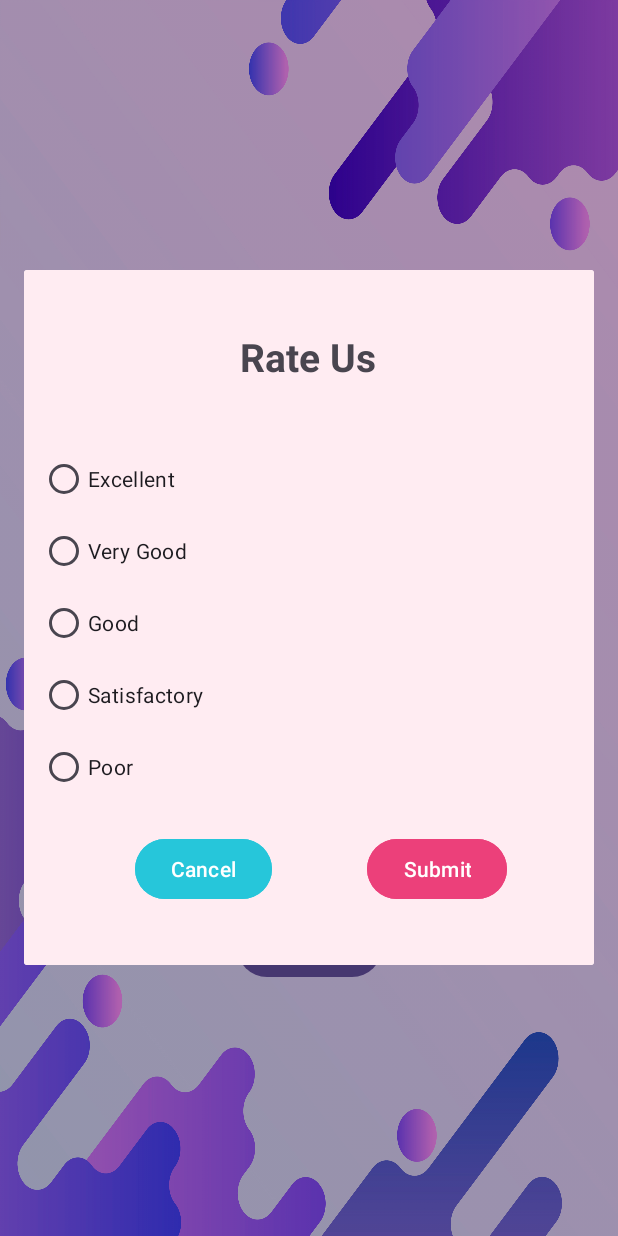
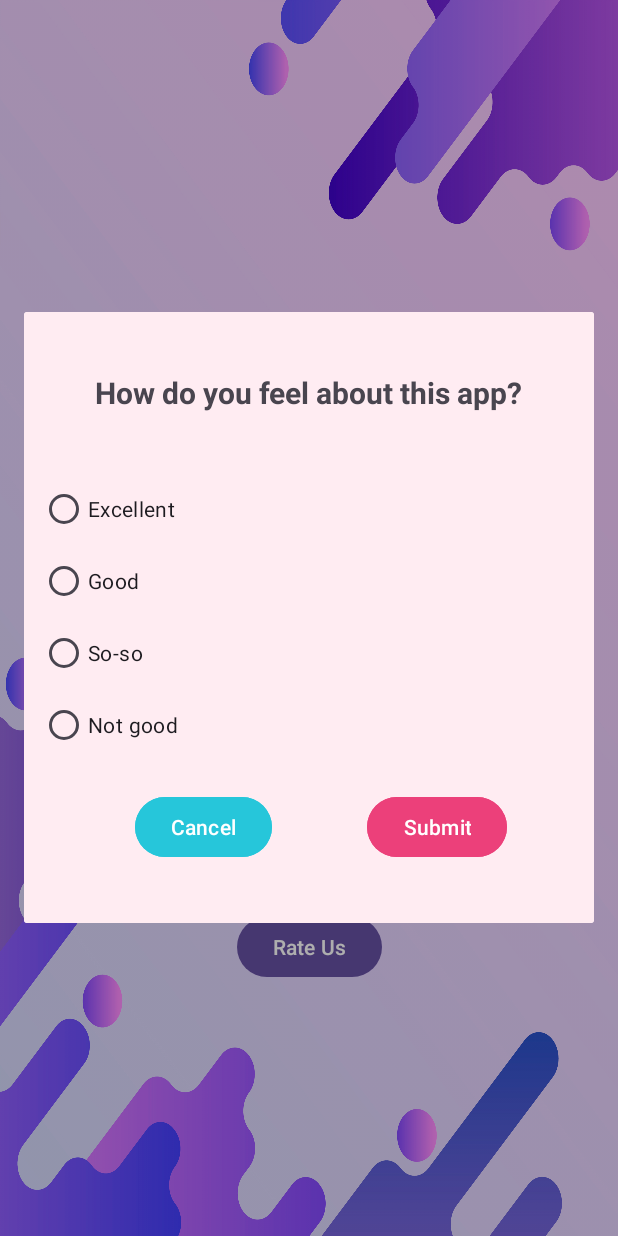
Before and after one commit to ttran15/catchthewords, an Android app: the screen it shows after launch (MainActivity), after a tap on "Rate Us", on a phone screen of 412 x 824 dp. Run offline under Robolectric (Android 15) with nearby library versions, the phone set to English and light mode, and no system bars; Roboto replaces fonts that are not available here.

Commit message:
Edit App Design

```diff
--- a/app/src/main/res/layout/rate_fragment.xml
+++ b/app/src/main/res/layout/rate_fragment.xml
@@ -11,9 +11,9 @@
         android:layout_width="wrap_content"
         android:layout_height="wrap_content"
         android:layout_marginTop="40dp"
-        android:text="Rate Us"
+        android:text="How do you feel about this app?"
         android:textStyle="bold"
-        android:textSize="26sp"
+        android:textSize="20sp"
         app:layout_constraintEnd_toEndOf="parent"
         app:layout_constraintHorizontal_bias="0.498"
         app:layout_constraintStart_toStartOf="parent"
@@ -39,14 +39,6 @@
             app:layout_constraintEnd_toEndOf="parent" />
 
         <RadioButton
-            android:id="@+id/vgoodRB"
-            android:layout_width="wrap_content"
-            android:layout_height="wrap_content"
-            android:text="Very Good"
-            app:layout_constraintBottom_toBottomOf="parent"
-            app:layout_constraintEnd_toEndOf="parent" />
-
-        <RadioButton
             android:id="@+id/goodRB"
             android:layout_width="wrap_content"
             android:layout_height="wrap_content"
@@ -55,18 +47,18 @@
             app:layout_constraintEnd_toEndOf="parent" />
 
         <RadioButton
-            android:id="@+id/satisfactoryRB"
+            android:id="@+id/sosoRB"
             android:layout_width="wrap_content"
             android:layout_height="wrap_content"
-            android:text="Satisfactory"
+            android:text="So-so"
             app:layout_constraintBottom_toBottomOf="parent"
             app:layout_constraintEnd_toEndOf="parent" />
 
         <RadioButton
-            android:id="@+id/poorRB"
+            android:id="@+id/notgoodRB"
             android:layout_width="wrap_content"
             android:layout_height="wrap_content"
-            android:text="Poor"
+            android:text="Not good"
             app:layout_constraintBottom_toBottomOf="parent"
             app:layout_constraintEnd_toEndOf="parent" />
     </RadioGroup>
```
Also changed, not shown: 2 other files.
